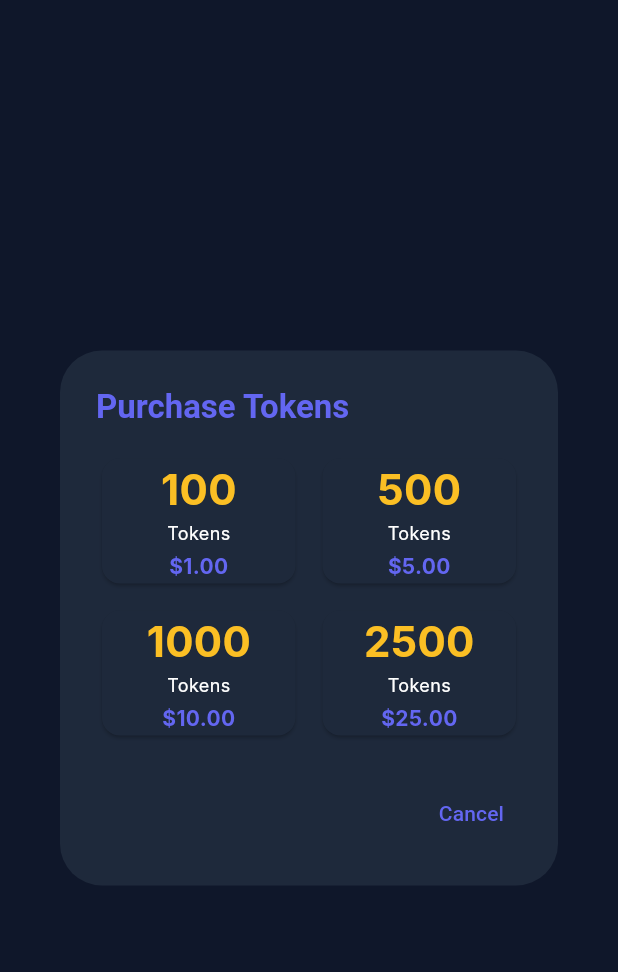
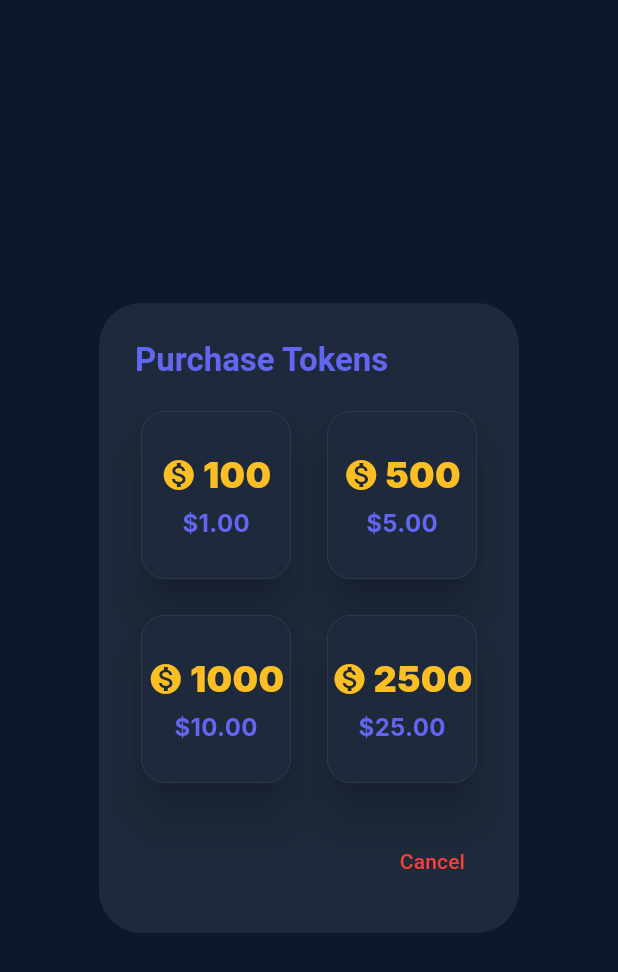
Before and after one commit to shwetajadhav0230-ux/edudoc_app_mdv, a Flutter app: the BuyTokensModal widget shown alone on an empty page, opened directly, on a phone screen of 412 x 824 dp. Shown: the top 972 px of the screen. Run offline on Flutter 3.47's test engine with Material 3 defaults, Android fonts, the phone set to English and light mode, and no system bars; our stand-ins replace image_picker; network calls fail; Roboto replaces fonts that are missing (Inter, Montserrat).

Commit message:
updates, check it out once

```diff
--- a/lib/widgets/custom_widgets/buy_tokens_modal.dart
+++ b/lib/widgets/custom_widgets/buy_tokens_modal.dart
@@ -1,5 +1,6 @@
 import 'package:flutter/material.dart';
 import 'package:provider/provider.dart';
+
 import '../../state/app_state.dart';
 
 class BuyTokensModal extends StatelessWidget {
@@ -18,43 +19,81 @@ class BuyTokensModal extends StatelessWidget {
           color: theme.colorScheme.primary,
         ),
       ),
-      content: SizedBox(
-        width: double.maxFinite,
+      // MODIFIED: Use a ConstrainedBox instead of SizedBox with double.maxFinite
+      // to better control the width of the dialog content.
+      content: ConstrainedBox(
+        constraints: const BoxConstraints(
+          maxWidth: 400, // Reasonable max width for a modal
+        ),
         child: GridView.builder(
           shrinkWrap: true,
+          physics:
+              const NeverScrollableScrollPhysics(), // Prevent scrolling if packages fit
           gridDelegate: const SliverGridDelegateWithFixedCrossAxisCount(
             crossAxisCount: 2,
-            crossAxisSpacing: 10,
-            mainAxisSpacing: 10,
-            childAspectRatio: 1.5,
+            crossAxisSpacing: 16, // Increased spacing
+            mainAxisSpacing: 16, // Increased spacing
+            mainAxisExtent:
+                120, // MODIFIED: Use fixed height for items for better control
           ),
           itemCount: packages.length,
           itemBuilder: (context, index) {
             final amount = packages[index];
+            final isDarkTheme = theme.brightness == Brightness.dark;
+            final tokenIconColor = theme.colorScheme.tertiary;
+
             return GestureDetector(
               onTap: () {
+                // Assuming appState.buyTokens(amount) is defined
                 appState.buyTokens(amount);
                 Navigator.of(context).pop();
               },
+              // MODIFIED: Set a higher elevation for a prominent shadow
               child: Card(
-
+                elevation: 12.0, // Increased elevation for a better shadow
+                shape: RoundedRectangleBorder(
+                  borderRadius: BorderRadius.circular(16.0),
+                  // Optional: Add a subtle border for contrast in dark mode
+                  side: isDarkTheme
+                      ? BorderSide(
+                          color: Colors.white.withOpacity(0.1),
+                          width: 0.5,
+                        )
+                      : BorderSide.none,
+                ),
                 child: Center(
                   child: Column(
                     mainAxisAlignment: MainAxisAlignment.center,
                     children: [
-                      Text(
-                        '$amount',
-                        style: TextStyle(
-                          fontSize: 28,
-                          fontWeight: FontWeight.bold,
-                          color: theme.colorScheme.tertiary,
-                        ),
+                      Row(
+                        // NEW: Combine token amount and icon
+                        mainAxisAlignment: MainAxisAlignment.center,
+                        children: [
+                          // SWAPPED: Icon now comes first
+                          Icon(
+                            Icons
+                                .monetization_on, // Chrome yellow coins stack icon
+                            color: tokenIconColor,
+                            size: 24, // REDUCED SIZE from 32
+                          ),
+                          const SizedBox(width: 4),
+                          // SWAPPED: Text now comes second
+                          Text(
+                            '$amount',
+                            style: TextStyle(
+                              fontSize: 24, // REDUCED SIZE from 32
+                              fontWeight: FontWeight.w900,
+                              color: tokenIconColor,
+                            ),
+                          ),
+                        ],
                       ),
-                      const Text('Tokens', style: TextStyle(fontSize: 12)),
+                      // Text('Tokens') removed and replaced by the icon in the Row above
                       const SizedBox(height: 4),
                       Text(
                         '\$${(amount / 100).toStringAsFixed(2)}',
                         style: TextStyle(
+                          fontSize: 16, // Explicitly set size for balance
                           fontWeight: FontWeight.bold,
                           color: theme.colorScheme.primary,
                         ),
@@ -70,7 +109,8 @@ class BuyTokensModal extends StatelessWidget {
       actions: [
         TextButton(
           onPressed: () => Navigator.of(context).pop(),
-          child: const Text('Cancel'),
+          // MODIFIED: Set the text color to red
+          child: Text('Cancel', style: TextStyle(color: Colors.red)),
         ),
       ],
     );
```
Also changed, not shown: lib/screens/wallet/wallet_screen.dart (+31 -29 lines), lib/widgets/custom_widgets/wallet_button.dart (+64 -3 lines).
